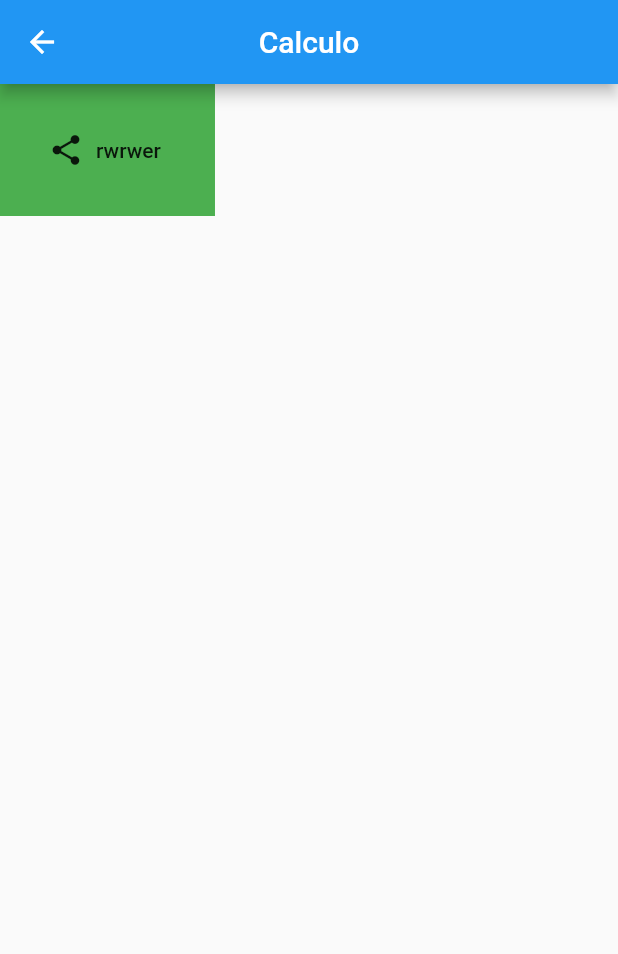
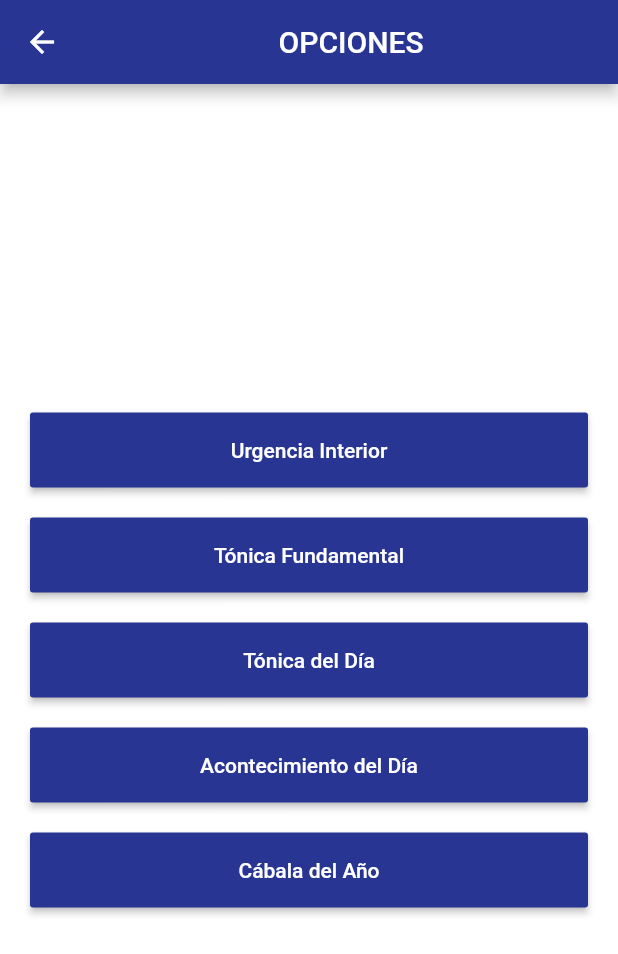
Before and after one commit to LuisPuma-hub/KabalaApp, a Flutter app: the screen it shows after launch, after a tap on "Consultar", on a phone screen of 412 x 824 dp. Shown: the top 954 px of the screen. Run offline on Flutter 3.47's test engine with Material 2 defaults, Android fonts, the phone set to English and light mode, and no system bars; network calls fail.

```diff
--- a/lib/main.dart
+++ b/lib/main.dart
@@ -1,13 +1,12 @@
 import 'package:flutter/material.dart';
 import 'package:app/pages/home.dart';
-import 'package:app/pages/calculo.dart';
+import 'package:app/pages/opciones.dart';
 
 
 void main() => runApp(MaterialApp(
   initialRoute: '/home',
   routes: {
     '/home': (context) => Home(),
-    '/calculo': (context)=> calculo(),
   }
 )
 )
--- a/lib/pages/calculo.dart
+++ /dev/null
@@ -1,30 +0,0 @@
-import 'package:flutter/material.dart';
-import 'package:app/pages/home.dart';
-class calculo extends StatefulWidget {
-  @override
-  _calculoState createState() => _calculoState();
-}
-
-class _calculoState extends State<calculo> {
-  @override
-  Widget build(BuildContext context) {
-    return Scaffold(
-      resizeToAvoidBottomPadding: false,
-      appBar: AppBar(
-        title: Text('Calculo'),
-        centerTitle: true,
-      ),
-      body: Container(
-        padding: EdgeInsets.all(20),
-        decoration: BoxDecoration(
-          color: Colors.green,
-        ),
-        child: FlatButton.icon(
-          onPressed: (){},
-          icon: Icon(Icons.share),
-          label: Text('rwrwer'),
-        ),
-      ),
-    );
-  }
-}
--- a/lib/pages/home.dart
+++ b/lib/pages/home.dart
@@ -1,3 +1,4 @@
+import 'package:app/pages/opciones.dart';
 import 'package:flutter/material.dart';
 
  class Home extends StatefulWidget {
@@ -14,11 +15,12 @@ import 'package:flutter/material.dart';
    @override
    void dispose() {
      nameController.dispose();
+     lastController.dispose();
      super.dispose();
    }
 
    DateTime selectDate= DateTime.now();
-   int day=00,month=00,year=00;
+   int day,month,year;
    String name,lastname;
 
    @override
@@ -45,7 +47,6 @@ import 'package:flutter/material.dart';
            ],
          ),
          centerTitle: true,
-
        ),
        body: SingleChildScrollView(
          child: Container(
@@ -134,7 +135,7 @@ import 'package:flutter/material.dart';
                SizedBox(height: 10,),
                Row(
                  mainAxisAlignment: MainAxisAlignment.center,
-                 children: [
+                 children: <Widget>[
                    Column(
                      mainAxisSize: MainAxisSize.min,
                      children: <Widget>[
@@ -192,7 +193,13 @@ import 'package:flutter/material.dart';
                    children: <Widget>[
                      RaisedButton(
                        onPressed: (){
-                         Navigator.pushNamed(context, '/calculo');
+                         setState(() {
+                           name=nameController.text;
+                           lastname=lastController.text;
+                         });
+                         Navigator.of(context).push(MaterialPageRoute(
+                           builder: (context) => opciones(name,lastname,day,month,year),
+                         ));
                        },
                        child: Row(
                          mainAxisAlignment: MainAxisAlignment.center,
@@ -232,16 +239,12 @@ import 'package:flutter/material.dart';
        lastDate: DateTime(2021),
      );
      print('$selectDate');
-     setState(() {
-       day=selectDate.day;
-       month=selectDate.month;
-       year=selectDate.year;
-       name=nameController.text;
-       lastname=lastController.text;
-     });
      if (picked != null && picked != selectDate)
        setState(() {
          selectDate = picked;
+         day=selectDate.day;
+         month=selectDate.month;
+         year=selectDate.year;
        });
      print('$day-$month-$year');
      print('$name $lastname');
--- /dev/null
+++ b/lib/pages/opciones.dart
@@ -0,0 +1,196 @@
+import 'package:app/pages/kabala_año.dart';
+import 'package:flutter/material.dart';
+import 'package:app/pages/home.dart';
+
+class opciones extends StatefulWidget {
+  final String name;
+  final String lastname;
+  final int day,month,year;
+
+  opciones (this.name,this.lastname,this.day,this.month,this.year);
+  @override
+  _opcionesState createState() => _opcionesState();
+}
+
+class _opcionesState extends State<opciones> {
+  @override
+  Widget build(BuildContext context) {
+    return Scaffold(
+      resizeToAvoidBottomPadding: false,
+      appBar: AppBar(
+        backgroundColor: Colors.indigo[800],
+        titleSpacing: 10,
+        title: Row(
+          mainAxisAlignment: MainAxisAlignment.center,
+          children: <Widget>[
+            Text(
+              'OPCIONES',
+              style: TextStyle(
+                color: Colors.white,
+              ),
+            ),
+          ],
+        ),
+        centerTitle: true,
+      ),
+      body:Container(
+        padding: EdgeInsets.all(20),
+        decoration: BoxDecoration(
+          color: Colors.white,
+        ),
+        child: Column(
+          mainAxisAlignment: MainAxisAlignment.center,
+          children:<Widget> [
+            Row(
+              children: <Widget>[
+                Expanded(
+                  child: Column(
+                    mainAxisAlignment: MainAxisAlignment.center,
+                    children: <Widget>[
+                      RaisedButton(
+                        onPressed: () {
+                          setState(() {
+                            print('${widget.year}');
+                          });
+                        }, // Refer step 3
+                        child: Row(
+                          mainAxisAlignment: MainAxisAlignment.center,
+                          children: <Widget>[
+                            SizedBox(height: 50,),
+                            Text(
+                              'Urgencia Interior',
+                              style: TextStyle(
+                                color: Colors.white,
+                              ),
+                            ),
+                          ],
+                        ),
+                        color: Colors.indigo[800],
+                      ),
+                    ],
+                  ),
+                ),
+              ],
+            ),
+            SizedBox(height: 20,),
+            Row(
+              children: <Widget>[
+                Expanded(
+                  child: Column(
+                    mainAxisAlignment: MainAxisAlignment.center,
+                    children: <Widget>[
+                      RaisedButton(
+                        onPressed: () {}, // Refer step 3
+                        child: Row(
+                          mainAxisAlignment: MainAxisAlignment.center,
+                          children: <Widget>[
+                            SizedBox(height: 50,),
+                            Text(
+                              'Tónica Fundamental',
+                              style: TextStyle(
+                                color: Colors.white,
+                              ),
+                            ),
+                          ],
+                        ),
+                        color: Colors.indigo[800],
+                      ),
+                    ],
+                  ),
+                ),
+              ],
+            ),
+            SizedBox(height: 20,),
+            Row(
+              children: <Widget>[
+                Expanded(
+                  child: Column(
+                    mainAxisAlignment: MainAxisAlignment.center,
+                    children: <Widget>[
+                      RaisedButton(
+                        onPressed: () {}, // Refer step 3
+                        child: Row(
+                          mainAxisAlignment: MainAxisAlignment.center,
+                          children: <Widget>[
+                            SizedBox(height: 50,),
+                            Text(
+                              'Tónica del Día',
+                              style: TextStyle(
+                                color: Colors.white,
+                              ),
+                            ),
+                          ],
+                        ),
+                        color: Colors.indigo[800],
+                      ),
+                    ],
+                  ),
+                ),
+              ],
+            ),
+            SizedBox(height: 20,),
+            Row(
+              children: <Widget>[
+                Expanded(
+                  child: Column(
+                    mainAxisAlignment: MainAxisAlignment.center,
+                    children: <Widget>[
+                      RaisedButton(
+                        onPressed: () {}, // Refer step 3
+                        child: Row(
+                          mainAxisAlignment: MainAxisAlignment.center,
+                          children: <Widget>[
+                            SizedBox(height: 50,),
+                            Text(
+                              'Acontecimiento del Día',
+                              style: TextStyle(
+                                color: Colors.white,
+                              ),
+                            ),
+                          ],
+                        ),
+                        color: Colors.indigo[800],
+                      ),
+                    ],
+                  ),
+                ),
+              ],
+            ),
+            SizedBox(height: 20,),
+            Row(
+              children: <Widget>[
+                Expanded(
+                  child: Column(
+                    mainAxisAlignment: MainAxisAlignment.center,
+                    children: <Widget>[
+                      RaisedButton(
+                        onPressed: () {
+                          Navigator.of(context).push(MaterialPageRoute(
+                            builder: (context) => kabalaOfYear(widget.year),
+                          ));
+                        }, // Refer step 3
+                        child: Row(
+                          mainAxisAlignment: MainAxisAlignment.center,
+                          children: <Widget>[
+                            SizedBox(height: 50,),
+                            Text(
+                              'Cábala del Año',
+                              style: TextStyle(
+                                color: Colors.white,
+                              ),
+                            ),
+                          ],
+                        ),
+                        color: Colors.indigo[800],
+                      ),
+                    ],
+                  ),
+                ),
+              ],
+            ),
+          ],
+        ),
+      ),
+    );
+  }
+}
```
